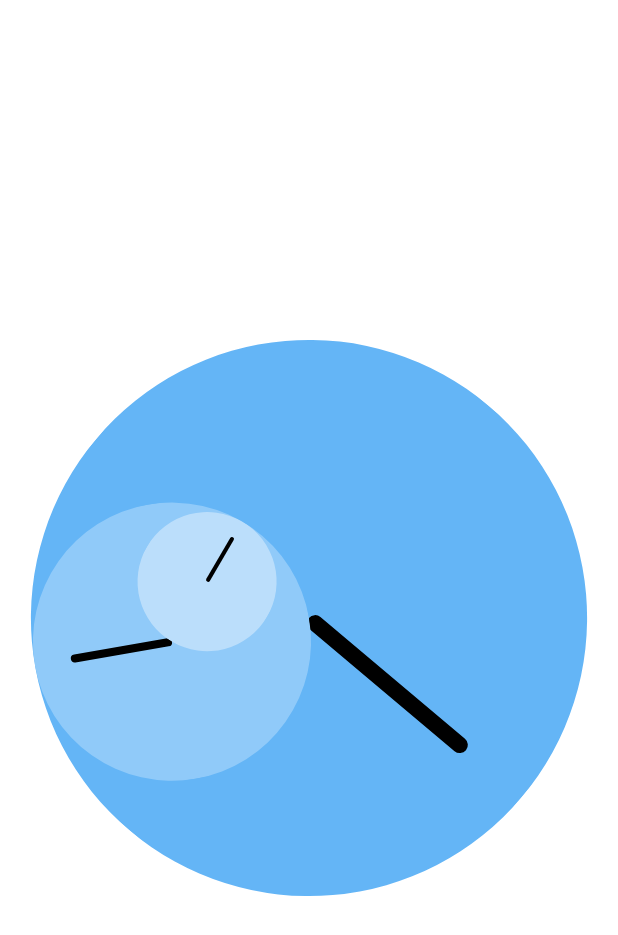
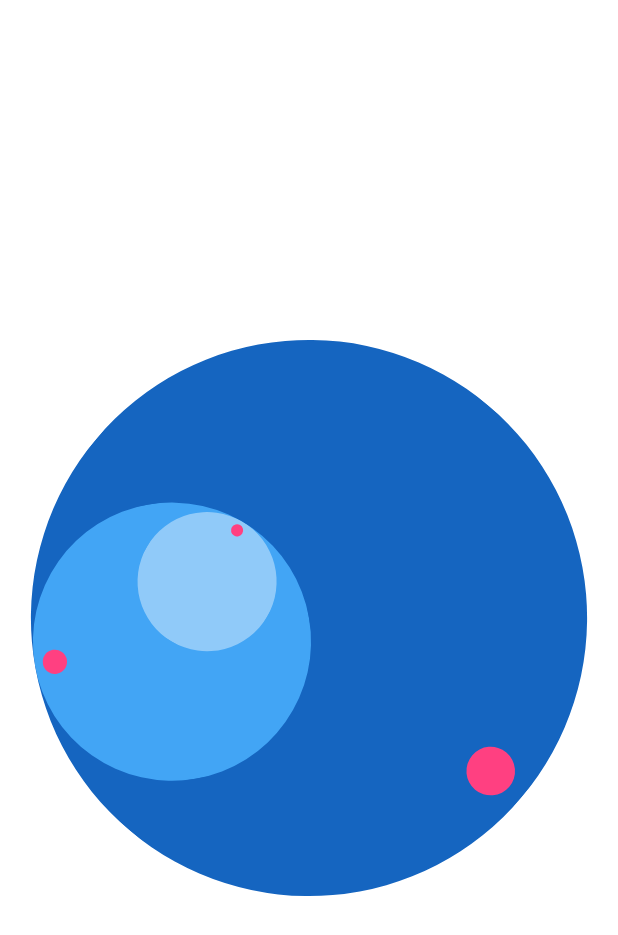
Before and after one commit to drogel/recursive_clock, a Flutter app: the screen it shows after launch, on a phone screen of 412 x 824 dp. Shown: the top 935 px of the screen. Run offline on Flutter 3.47's test engine with Material 2 defaults, Android fonts, the phone set to English and light mode, and no system bars.

Commit message:
renames to pointer bar to pointer indicator

```diff
--- a/lib/hand/circle_pointer.dart
+++ b/lib/hand/circle_pointer.dart
@@ -1,6 +1,6 @@
 import 'package:flutter/material.dart';
 import 'package:recursive_clock/hand/hand_decoration.dart';
-import 'package:recursive_clock/hand/pointer_bar.dart';
+import 'package:recursive_clock/hand/pointer_indicator.dart';
 
 class CirclePointer extends StatelessWidget {
   const CirclePointer({
@@ -18,7 +18,7 @@ class CirclePointer extends StatelessWidget {
         alignment: Alignment.center,
         children: <Widget>[
           _buildCircle(),
-          PointerBar(),
+          PointerIndicator(),
           if (child != null) child
         ],
       );
--- a/lib/hand/pointer_bar.dart
+++ b/lib/hand/pointer_indicator.dart
@@ -1,10 +1,10 @@
 import 'package:flutter/material.dart';
 
-const double _kTopPadding = 54;
-const double _kWidth = 12;
+const double _kTopPadding = 12;
+const double _kWidth = 36;
 
-class PointerBar extends StatelessWidget {
-  const PointerBar({
+class PointerIndicator extends StatelessWidget {
+  const PointerIndicator({
     this.topPadding = _kTopPadding,
     this.width = _kWidth,
   });
@@ -20,9 +20,9 @@ class PointerBar extends StatelessWidget {
             alignment: Alignment.topCenter,
             child: Container(
               width: width,
-              height: (constraints.maxHeight - topPadding) / 2,
+              height: width,
               decoration: BoxDecoration(
-                color: Colors.black,
+                color: Colors.pinkAccent,
                 borderRadius: BorderRadius.circular(width / 2),
               ),
             ),
--- a/lib/recursive_clock.dart
+++ b/lib/recursive_clock.dart
@@ -8,15 +8,15 @@ class RecursiveClock extends StatelessWidget {
         size: 0.9,
         angleRadians: 2.270795,
         scaleAlignment: Alignment.center,
-        decoration: HandDecoration(color: Colors.blue[300]),
+        decoration: HandDecoration(color: Colors.blue[800]),
         child: RecursiveHand(
           size: 0.5,
           angleRadians: 2.270795,
-          decoration: HandDecoration(color: Colors.blue[200]),
+          decoration: HandDecoration(color: Colors.blue[400]),
           child: RecursiveHand(
             size: 0.5,
             angleRadians: 2.270795,
-            decoration: HandDecoration(color: Colors.blue[100]),
+            decoration: HandDecoration(color: Colors.blue[200]),
           ),
         ),
       );
```
